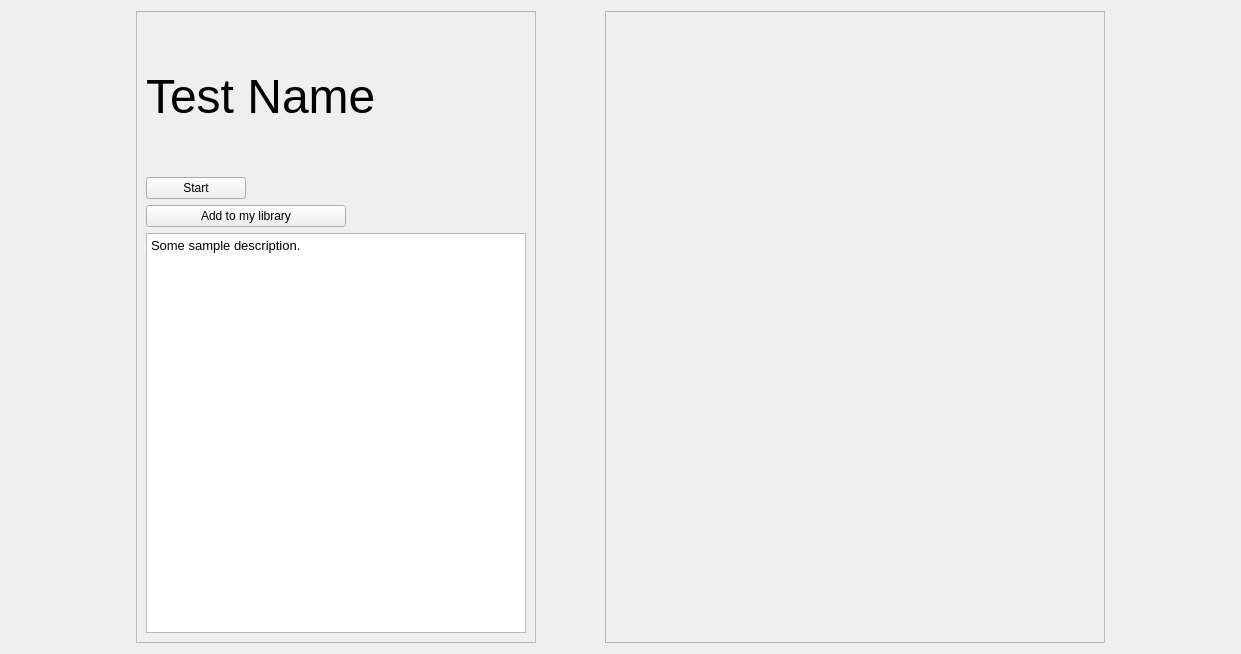
Qt form src/views/ui/testPreview.ui (adibozzhanov/LeProgram) before a commit.
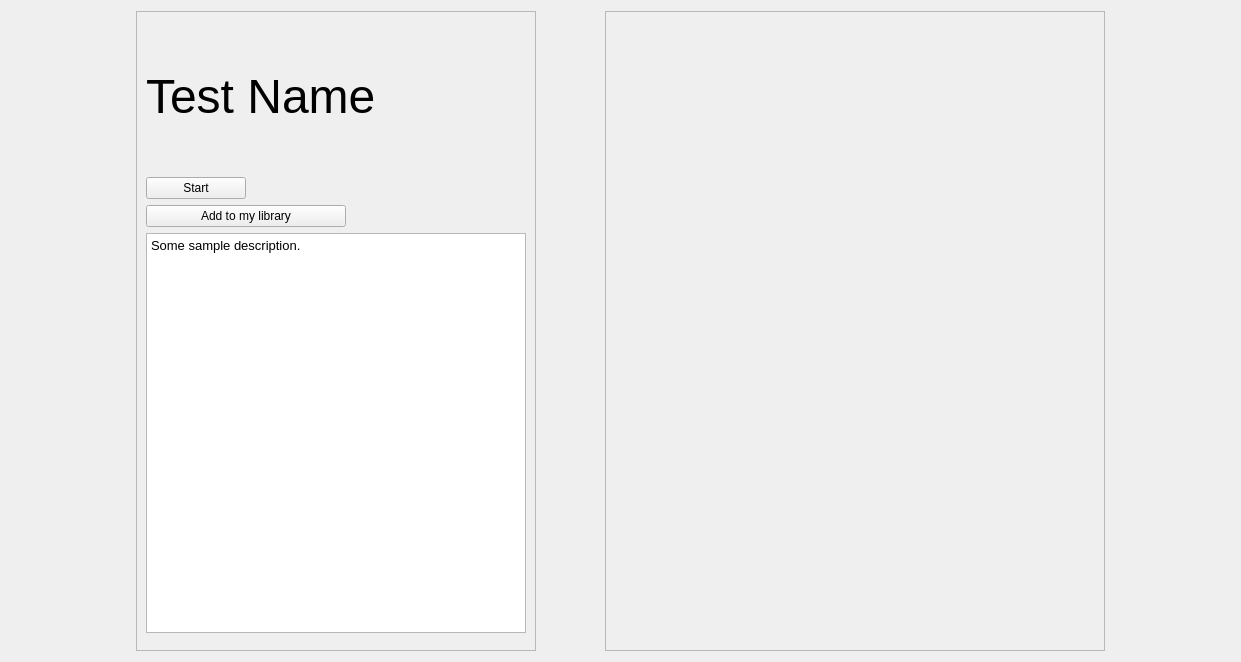
The same form after that commit.

```diff
--- a/src/views/ui/testPreview.ui
+++ b/src/views/ui/testPreview.ui
@@ -7,7 +7,7 @@
     <x>0</x>
     <y>0</y>
     <width>1241</width>
-    <height>599</height>
+    <height>662</height>
    </rect>
   </property>
   <property name="windowTitle">
@@ -37,10 +37,24 @@
         <x>0</x>
         <y>0</y>
         <width>498</width>
-        <height>579</height>
+        <height>642</height>
        </rect>
       </property>
-      <layout class="QVBoxLayout" name="taskAreaLayout"/>
+      <layout class="QVBoxLayout" name="taskAreaLayout">
+       <item>
+        <spacer name="verticalSpacer_2">
+         <property name="orientation">
+          <enum>Qt::Vertical</enum>
+         </property>
+         <property name="sizeHint" stdset="0">
+          <size>
+           <width>20</width>
+           <height>40</height>
+          </size>
+         </property>
+        </spacer>
+       </item>
+      </layout>
      </widget>
     </widget>
    </item>
```
Left out of the diff: 6 changed lines with no effect on the pictures.
